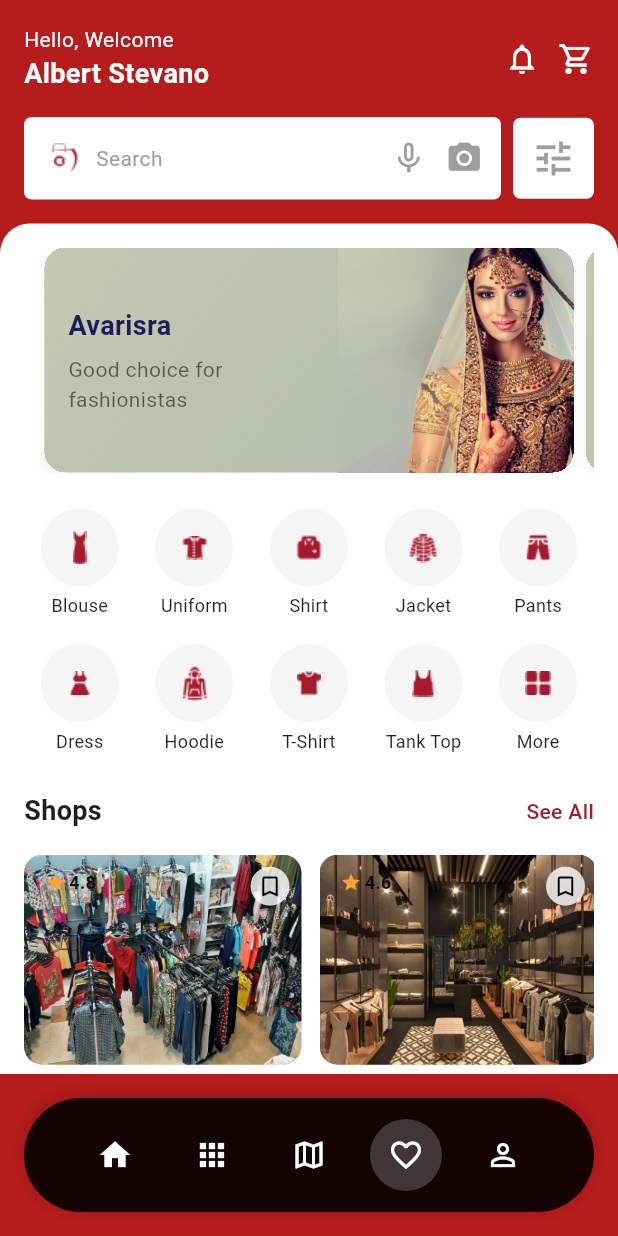
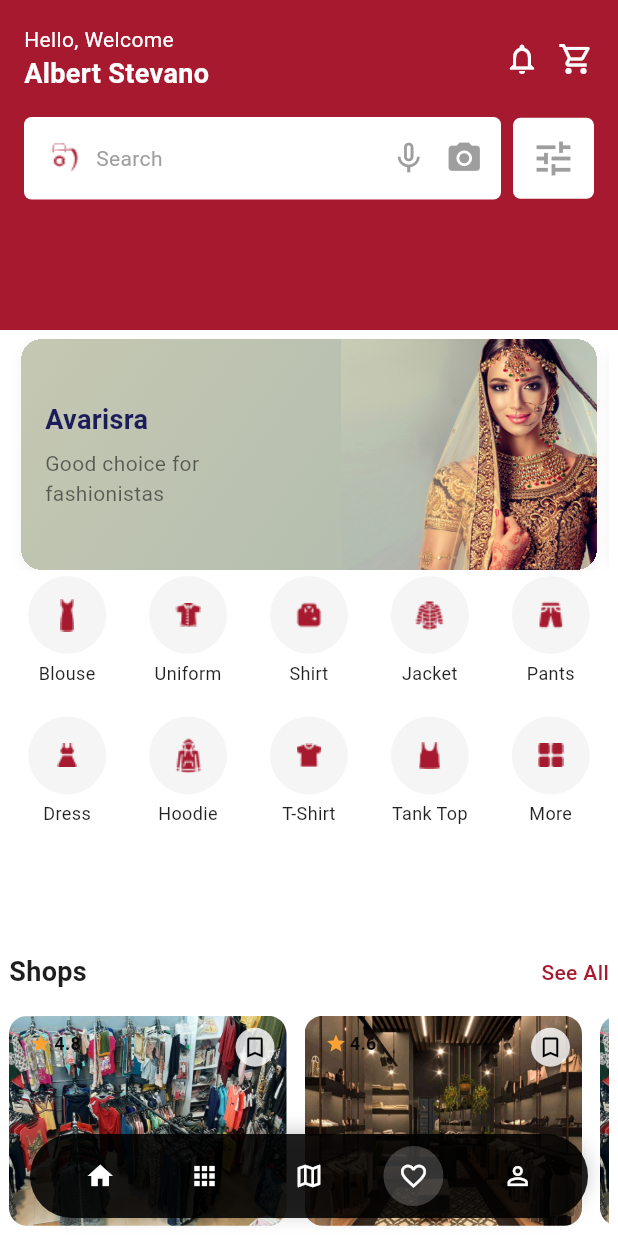
Before and after one commit to Shashankstark18/Avarista, a Flutter app: the FashionShoppingScreen screen opened by its route, on a phone screen of 412 x 824 dp. Run offline on Flutter 3.47's test engine with Material 3 defaults, Android fonts, the phone set to English and light mode, and no system bars; our stand-ins replace intl_phone_field.

Commit message:
home updated

```diff
--- a/lib/screens/home/home.dart
+++ b/lib/screens/home/home.dart
@@ -1,8 +1,8 @@
 import 'package:flutter/material.dart';
 import 'dart:async';
-import 'package:avarista/screens/home/search/search.dart';
-import 'filter/filter.dart';
-import 'saved_item/saved.dart';
+import 'package:avarista/screens/home/search/search.dart'; // Assuming these exist
+import 'filter/filter.dart'; // Assuming these exist
+import 'saved_item/saved.dart'; // Assuming these exist
 
 class FashionShoppingScreen extends StatefulWidget {
   @override
@@ -135,7 +135,6 @@
     double currentScrollPosition = _scrollController.offset;
     double scrollDifference = currentScrollPosition - _lastScrollPosition;
 
-    // Only react if scroll difference is significant enough
     if (scrollDifference.abs() > scrollThreshold) {
       bool shouldShowBottomBar = scrollDifference < 0; // Scrolling up
 
@@ -153,8 +152,8 @@
     return GestureDetector(
       onTap: onTap,
       child: Container(
-        width: 48,
-        height: 48,
+        width: 40, // Reduced from 48
+        height: 40, // Reduced from 48
         decoration: BoxDecoration(
           color: isActive ? Colors.white.withOpacity(0.2) : Colors.transparent,
           shape: BoxShape.circle,
@@ -162,7 +161,7 @@
         child: Icon(
           icon,
           color: Colors.white,
-          size: 24,
+          size: 20, // Reduced from 24
         ),
       ),
     );
@@ -170,115 +169,54 @@
 
   @override
   Widget build(BuildContext context) {
+    final double fixedTopHeight = 220; // Estimated height for 'Hello, Welcome' + search bar + some red background
+
     return Scaffold(
-      backgroundColor: const Color(0xFFB71C1C),
-      body: SafeArea(
-        child: Column(
+      backgroundColor: Colors.transparent, // Set the scaffold background to transparent as the Stack will handle it
+      extendBody: true, // This allows the body to extend behind the bottom navigation bar
+      body: Stack(
         children: [
-            // Top bar
-            Padding(
-              padding: const EdgeInsets.all(16),
-              child: Row(
-                mainAxisAlignment: MainAxisAlignment.spaceBetween,
-                children: [
-                  const Column(
-                    crossAxisAlignment: CrossAxisAlignment.start,
-                    children: [
-                      Text('Hello, Welcome', style: TextStyle(color: Colors.white, fontSize: 14)),
-                      Text('Albert Stevano', style: TextStyle(color: Colors.white, fontSize: 18, fontWeight: FontWeight.bold)),
-                    ],
-                  ),
-                  Row(
-                    children: const [
-                      Icon(Icons.notifications_none, color: Colors.white),
-                      SizedBox(width: 12),
-                      Icon(Icons.shopping_cart_outlined, color: Colors.white),
-                    ],
-                  ),
-                ],
-              ),
-            ),
-
           Container(
-              margin: const EdgeInsets.symmetric(horizontal: 16),
-              child: Row(
-                children: [
-                  // Left Segment: Camera + Audio + Search
-                  Expanded(
-                    child: GestureDetector(
-                      onTap: () {
-                        Navigator.push(
-                          context,
-                          MaterialPageRoute(builder: (context) => SearchScreen()),
-                        );
-                      },
-                      child: Container(
-                        padding: const EdgeInsets.symmetric(horizontal: 12, vertical: 15),
-                        decoration: BoxDecoration(
-                          color: Colors.white,
-                          borderRadius: BorderRadius.circular(5),
-                        ),
-                        child: Row(
-                          children: [
-                            Image.asset(
-                              'lib/assets/avarista.png',
-                              width: 30,
-                              height: 25,
-                            ),
-                            const SizedBox(width: 6),
-                            const Expanded(
-                              child: Text(
-                                'Search',
-                                style: TextStyle(color: Colors.grey),
-                              ),
-                            ),
-                            const Icon(Icons.mic_none, color: Colors.grey, size: 25),
-                            const SizedBox(width: 12),
-                            const Icon(Icons.camera_alt, color: Colors.grey, size: 25),
-                          ],
+            height: fixedTopHeight, // Height of the fixed red background area
+            decoration: const BoxDecoration(
+              gradient: LinearGradient(
+                begin: Alignment.topCenter,
+                end: Alignment.bottomCenter,
+                colors: [Color(0xFFA6192E), Color(0xFFA6192E)], // Solid red
               ),
             ),
           ),
+          Positioned(
+            top: fixedTopHeight, // Starts where the fixed red background ends
+            left: 0,
+            right: 0,
+            bottom: 0, // Extends to the bottom of the screen
+            child: Container(color: Colors.white),
           ),
-
-                  const SizedBox(width: 8),
-
-                  // Right Segment: Filter
-                  GestureDetector(
-                    onTap: () {
-                      Navigator.push(context, MaterialPageRoute(builder: (context) => FilterScreen()));
-                    },
-                    child: Container(
-                      padding: const EdgeInsets.all(12),
-                      decoration: BoxDecoration(
-                        color: Colors.white,
-                        shape: BoxShape.rectangle,
-                        borderRadius: BorderRadius.circular(5),
+          // The main scrollable content
+          ListView(
+            controller: _scrollController,
+            padding: EdgeInsets.only(
+              top: fixedTopHeight, // Content starts below the fixed red area
+              bottom: 80 + MediaQuery.of(context).padding.bottom, // Account for bottom nav bar + system inset
             ),
-                      child: const Icon(Icons.tune, color: Colors.grey, size: 30),
-                    ),
-                  ),
-                ],
-              ),
-            ),
-
-            const SizedBox(height: 16),
-
-            // Main content
-            Expanded(
-              child: Container(
+            children: [
+              // This is the container for the white background with the top curve.
+              // It's the first scrollable item, immediately following the fixed top.
+              Container(
                 decoration: const BoxDecoration(
                   color: Colors.white,
                   borderRadius: BorderRadius.vertical(top: Radius.circular(20)),
                 ),
-                child: ListView(
-                  controller: _scrollController, // Add the scroll controller here
-                  padding: const EdgeInsets.all(16),
+                child: Padding(
+                  padding: const EdgeInsets.all(6), // Padding for the content inside this white container
+                  child: Column(
+                    crossAxisAlignment: CrossAxisAlignment.start,
                     children: [
                       // Banner
                       BannerSlider(),
 
-                    const SizedBox(height: 24),
+                      const SizedBox(height: 4),
 
                       // Category grid
                       GridView.count(
@@ -286,7 +224,7 @@
                         physics: const NeverScrollableScrollPhysics(),
                         crossAxisCount: 5,
                         mainAxisSpacing: 16,
-                      crossAxisSpacing: 2,
+                        crossAxisSpacing: 3,
                         children: [
                           _buildCategoryItem('lib/assets/home_icons/Vector_1.png', 'Blouse'),
                           _buildCategoryItem('lib/assets/home_icons/Vector_2.png', 'Uniform'),
@@ -301,9 +239,8 @@
                         ],
                       ),
 
-                    const SizedBox(height: 24),
 
-                    // shops section
+                      // Shops section header
                       Row(
                         mainAxisAlignment: MainAxisAlignment.spaceBetween,
                         children: const [
@@ -404,27 +341,125 @@
                         ),
                       ),
 
-                    //special discount section
+                      // Special discount section
                       const SizedBox(height: 24),
                       ProductSection(title: 'Special Discount', products: products, showTimer: true),
                       const SizedBox(height: 24),
                       ProductSection(title: 'Top Products', products: topProducts),
-                    const SizedBox(height: 100), // Add extra space at bottom for better UX
+                      // Add extra space at bottom for better UX (account for bottom nav bar)
+                      const SizedBox(height: 100),
                     ],
                   ),
                 ),
               ),
             ],
           ),
+          // Fixed top bar content (always visible on top of everything)
+          SafeArea(
+            child: Column(
+              children: [
+                // Top bar: "Hello, Welcome" and icons
+                Padding(
+                  padding: const EdgeInsets.all(16),
+                  child: Row(
+                    mainAxisAlignment: MainAxisAlignment.spaceBetween,
+                    children: [
+                      const Column(
+                        crossAxisAlignment: CrossAxisAlignment.start,
+                        children: [
+                          Text('Hello, Welcome', style: TextStyle(color: Colors.white, fontSize: 14)),
+                          Text('Albert Stevano', style: TextStyle(color: Colors.white, fontSize: 18, fontWeight: FontWeight.bold)),
+                        ],
                       ),
-      // Replace the modal bottom sheet with a persistent bottom app bar
+                      Row(
+                        children: const [
+                          Icon(Icons.notifications_none, color: Colors.white),
+                          SizedBox(width: 12),
+                          Icon(Icons.shopping_cart_outlined, color: Colors.white),
+                        ],
+                      ),
+                    ],
+                  ),
+                ),
+                // Search bar and filter
+                Container(
+                  margin: const EdgeInsets.symmetric(horizontal: 16),
+                  child: Row(
+                    children: [
+                      // Left Segment: Camera + Audio + Search
+                      Expanded(
+                        child: GestureDetector(
+                          onTap: () {
+                            Navigator.push(
+                              context,
+                              MaterialPageRoute(builder: (context) => SearchScreen()),
+                            );
+                          },
+                          child: Container(
+                            padding: const EdgeInsets.symmetric(horizontal: 12, vertical: 15),
+                            decoration: BoxDecoration(
+                              color: Colors.white,
+                              borderRadius: BorderRadius.circular(5),
+                            ),
+                            child: Row(
+                              children: [
+                                Image.asset(
+                                  'lib/assets/avarista.png',
+                                  width: 30,
+                                  height: 25,
+                                ),
+                                const SizedBox(width: 6),
+                                const Expanded(
+                                  child: Text(
+                                    'Search',
+                                    style: TextStyle(color: Colors.grey),
+                                  ),
+                                ),
+                                const Icon(Icons.mic_none, color: Colors.grey, size: 25),
+                                const SizedBox(width: 12),
+                                const Icon(Icons.camera_alt, color: Colors.grey, size: 25),
+                              ],
+                            ),
+                          ),
+                        ),
+                      ),
+
+                      const SizedBox(width: 8),
+
+                      // Right Segment: Filter
+                      GestureDetector(
+                        onTap: () {
+                          Navigator.push(context, MaterialPageRoute(builder: (context) => FilterScreen()));
+                        },
+                        child: Container(
+                          padding: const EdgeInsets.all(12),
+                          decoration: BoxDecoration(
+                            color: Colors.white,
+                            shape: BoxShape.rectangle,
+                            borderRadius: BorderRadius.circular(5),
+                          ),
+                          child: const Icon(Icons.tune, color: Colors.grey, size: 30),
+                        ),
+                      ),
+                    ],
+                  ),
+                ),
+              ],
+            ),
+          ),
+        ],
+      ),
       bottomNavigationBar: AnimatedSlide(
         duration: const Duration(milliseconds: 300),
         offset: _isBottomBarVisible ? Offset.zero : const Offset(0, 1),
         child: Container(
-          margin: const EdgeInsets.all(16),
+          height: 80, // Set a fixed compact height
+          padding: EdgeInsets.zero, // Remove any default padding
+          margin: EdgeInsets.zero, // Remove any default margin
+          child: Center(
             child: Container(
-            padding: const EdgeInsets.symmetric(horizontal: 20, vertical: 14),
+              margin: const EdgeInsets.symmetric(horizontal: 20, vertical: 8),
+              padding: const EdgeInsets.symmetric(horizontal: 16, vertical: 8),
               decoration: BoxDecoration(
                 color: Colors.black87,
                 borderRadius: BorderRadius.circular(50),
@@ -442,22 +477,27 @@
                   _buildAppBarIcon(Icons.home, false, () {
                     // Navigate to Home screen
                   }),
+                  const SizedBox(width: 8),
                   _buildAppBarIcon(Icons.apps, false, () {
                     // Navigate to apps screen
                   }),
+                  const SizedBox(width: 8),
                   _buildAppBarIcon(Icons.map_outlined, false, () {
                     // Navigate to map screen
                   }),
+                  const SizedBox(width: 8),
                   _buildAppBarIcon(Icons.favorite_outline, true, () {
                     Navigator.push(
                       context,
                       MaterialPageRoute(builder: (context) => SavedItemScreen()),
                     );
                   }),
+                  const SizedBox(width: 8),
                   _buildAppBarIcon(Icons.person_outline, false, () {
                     // Navigate to profile screen
                   }),
                 ],
+              ),
             ),
           ),
         ),
@@ -562,14 +602,14 @@
                 if (widget.showTimer)
                   Container(
                     padding: const EdgeInsets.symmetric(horizontal: 8, vertical: 4),
-                    decoration: BoxDecoration(color: Colors.red, borderRadius: BorderRadius.circular(12)),
+                    decoration: BoxDecoration(color: const Color(0xFFA6192E), borderRadius: BorderRadius.circular(12)),
                     child: Text(
                       _formatDuration(_duration),
                       style: const TextStyle(color: Colors.white, fontSize: 12, fontWeight: FontWeight.bold),
                     ),
                   ),
                 const SizedBox(width: 8),
-                const Text('See All', style: TextStyle(color: Colors.red)),
+                const Text('See All', style: TextStyle(color: Color(0xFFA6192E), fontSize: 14)),
               ],
             ),
           ],
@@ -723,7 +763,7 @@
 }
 
 class _BannerSliderState extends State<BannerSlider> {
-  final PageController _pageController = PageController(viewportFraction: 0.95);
+  final PageController _pageController = PageController(viewportFraction: 0.98);
   int _currentIndex = 0;
 
   final List<Map<String, String>> bannerData = [
@@ -791,7 +831,7 @@
   @override
   Widget build(BuildContext context) {
     return SizedBox(
-      height: 150,
+      height: 154,
       child: PageView.builder(
         controller: _pageController,
         itemCount: bannerData.length,
```
Also changed, not shown: lib/screens/make_avatar/make_avatar.dart (added). Lines whose indentation alone changed are shown as unchanged.
